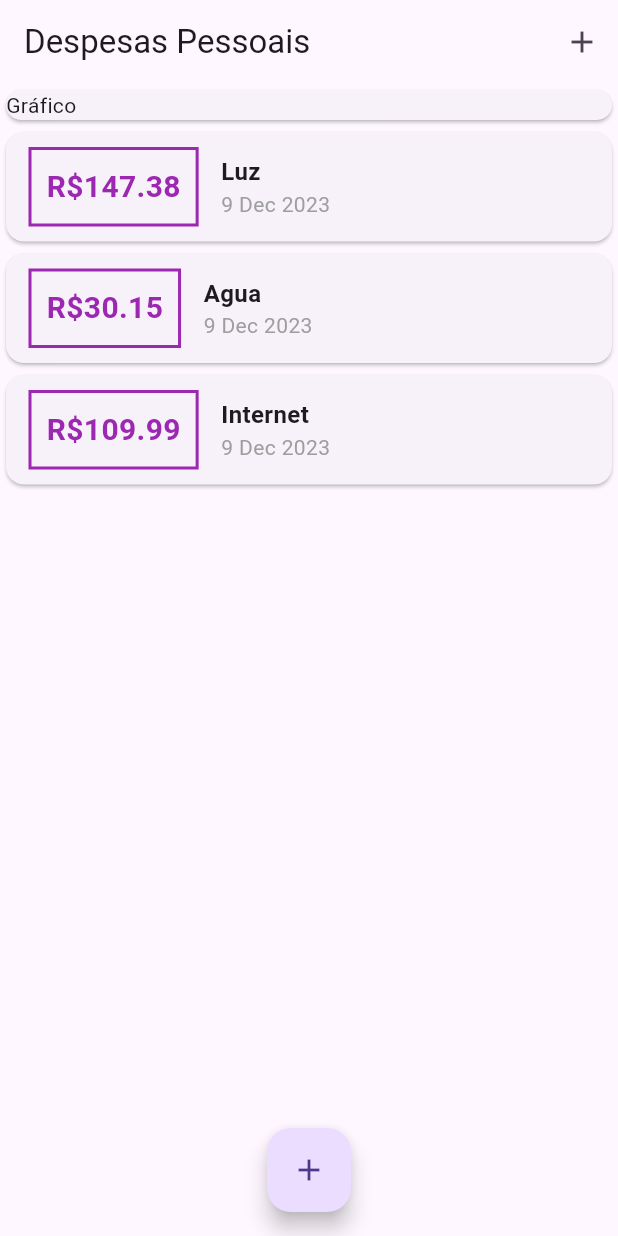
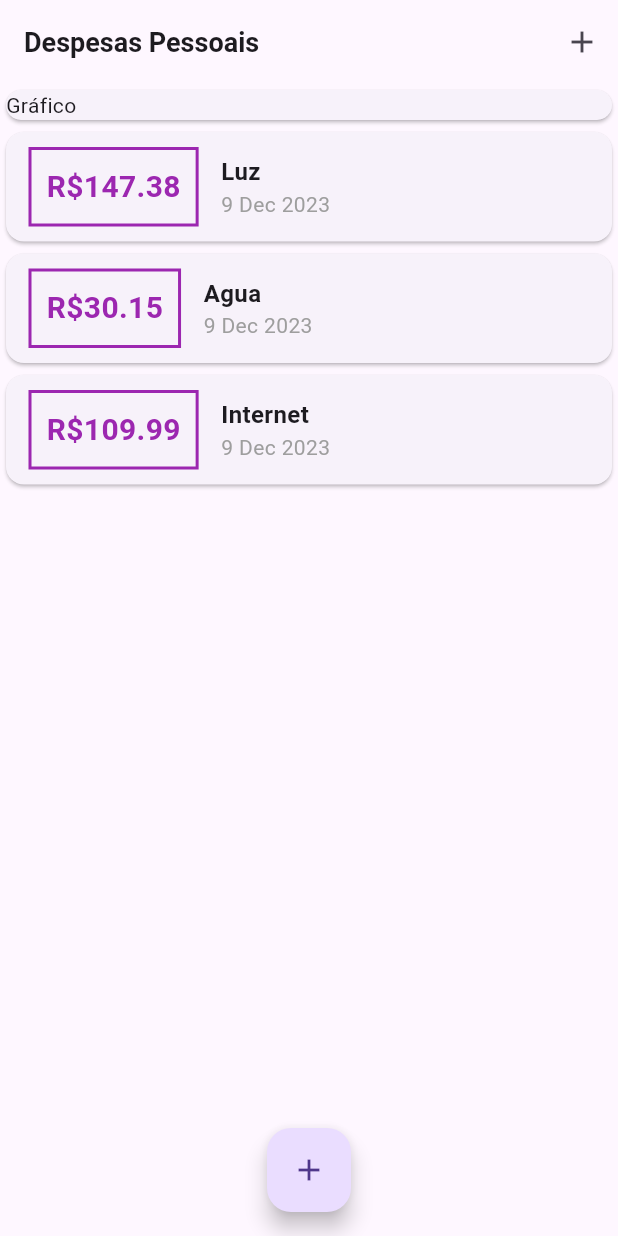
Before and after one commit to CantarinoG/expenses-app, a Flutter app: the screen it shows after launch, on a phone screen of 412 x 824 dp. Run offline on Flutter 3.47's test engine with Material 3 defaults, Android fonts, the phone set to English and light mode, and no system bars; Roboto replaces fonts that are missing (OpenSans).

Commit message:
Add theme

```diff
--- a/lib/components/transactionList.dart
+++ b/lib/components/transactionList.dart
@@ -21,14 +21,16 @@ class TransactionList extends StatelessWidget {
                 Container(
                   margin: EdgeInsets.symmetric(horizontal: 15, vertical: 10),
                   decoration: BoxDecoration(
-                      border: Border.all(color: Colors.purple, width: 2)),
+                      border: Border.all(
+                          color: Theme.of(context).colorScheme.primary,
+                          width: 2)),
                   padding: EdgeInsets.all(10),
                   child: Text(
                     "R\$" + tr.value.toStringAsFixed(2),
                     style: TextStyle(
                         fontWeight: FontWeight.bold,
                         fontSize: 20,
-                        color: Colors.purple),
+                        color: Theme.of(context).colorScheme.primary),
                   ),
                 ),
                 Column(
--- a/lib/main.dart
+++ b/lib/main.dart
@@ -12,8 +12,20 @@ class ExpensesApp extends StatelessWidget {
   const ExpensesApp({super.key});
   @override
   Widget build(BuildContext context) {
+    final ThemeData tema = ThemeData();
+
     return MaterialApp(
       home: HomePage(),
+      theme: tema.copyWith(
+          colorScheme: tema.colorScheme
+              .copyWith(primary: Colors.purple, secondary: Colors.amber),
+          textTheme: tema.textTheme.copyWith(
+              titleLarge: TextStyle(
+            fontFamily: 'OpenSans',
+            fontSize: 18,
+            fontWeight: FontWeight.bold,
+            color: Colors.black,
+          ))),
     );
   }
 }
@@ -67,7 +79,8 @@ class _HomePageState extends State<HomePage> {
                 icon: Icon(Icons.add))
           ],
         ),
-        body: Column(
+        body: SingleChildScrollView(
+          child: Column(
             children: <Widget>[
               Container(
                 child: Card(child: Text("Gráfico")),
@@ -75,6 +88,7 @@ class _HomePageState extends State<HomePage> {
               ),
               TransactionList(transactions: _transactions),
             ],
+          ),
         ),
         floatingActionButton: FloatingActionButton(
           onPressed: () {
```
Lines whose indentation alone changed are shown as unchanged.
